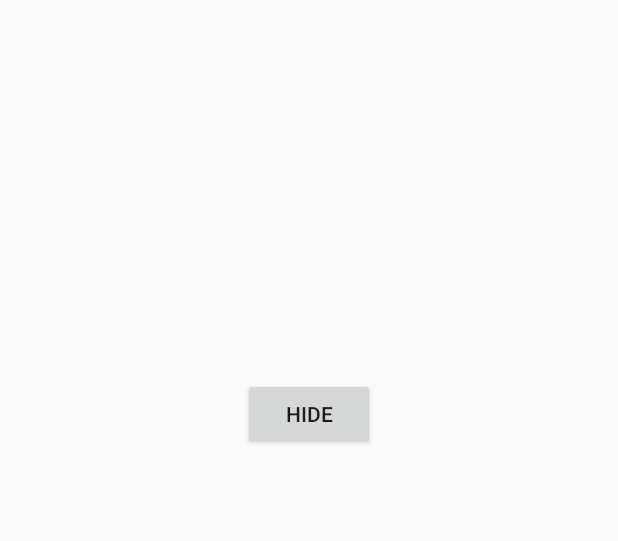
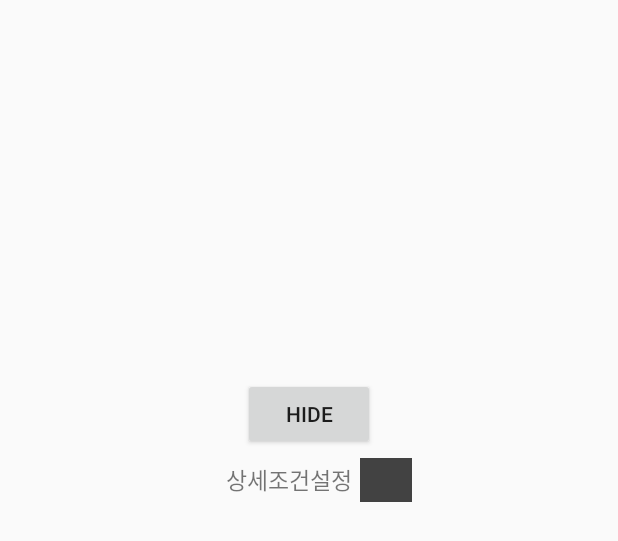
Before and after one commit to hye-rong/startup, an Android app: the layout activity_cafe.xml on its own in the app's theme, with its tools: preview values and no code run, on a phone screen of 412 x 824 dp. Shown: the top 541 px of the screen. Run offline under Robolectric (Android 15) with nearby library versions, the phone set to English and light mode, and no system bars; network calls fail.

Commit message:
아무것도안됨

```diff
--- a/app/src/main/res/layout/activity_cafe.xml
+++ b/app/src/main/res/layout/activity_cafe.xml
@@ -21,11 +21,43 @@
             android:layout_gravity="bottom|center"/>
     </FrameLayout>
 
-    <LinearLayout
+    <!--<LinearLayout
         android:id="@+id/list_detail_fragment"
         android:layout_width="match_parent"
         android:layout_height="match_parent"
-        android:orientation="vertical"/>
+        android:orientation="vertical"/>-->
 
+    <LinearLayout
+        android:layout_width="match_parent"
+        android:layout_height="40dp"
+        android:padding="5dp"
+        android:orientation="horizontal">
+        <TextView
+            android:id="@+id/detail"
+            android:layout_width="0dp"
+            android:layout_weight="4"
+            android:layout_height="match_parent"
+            android:text="상세조건설정"
+            android:textSize="15dp"
+            android:gravity="right|center"/>
+
+        <LinearLayout
+            android:layout_width="0dp"
+            android:layout_height="match_parent"
+            android:layout_weight="3">
+
+            <ImageView
+                android:layout_width="40dp"
+                android:layout_height="match_parent"
+                android:layout_gravity="center"
+                android:paddingLeft="5dp"
+                android:src="@color/cardview_dark_background" />
+        </LinearLayout>
+    </LinearLayout>
+
+    <androidx.recyclerview.widget.RecyclerView
+        android:id="@+id/cafe_recycler_view"
+        android:layout_width="match_parent"
+        android:layout_height="match_parent"/>
 
 </LinearLayout>
```
Also changed, not shown: app/src/main/java/com/example/mystartup/ui/map/CafeActivity.kt (+17 -12 lines), app/src/main/java/com/example/mystartup/ui/map/CafeAsyncTask.kt (+14 -8 lines), app/src/main/java/com/example/mystartup/ui/map/GeoCoingAsync.kt (+47 -12 lines), app/src/main/java/com/example/mystartup/ui/map/ListAndDetailFragment.kt (+5 -3 lines), app/src/main/java/com/example/mystartup/ui/map/MapFragment.kt (+28 -10 lines).
